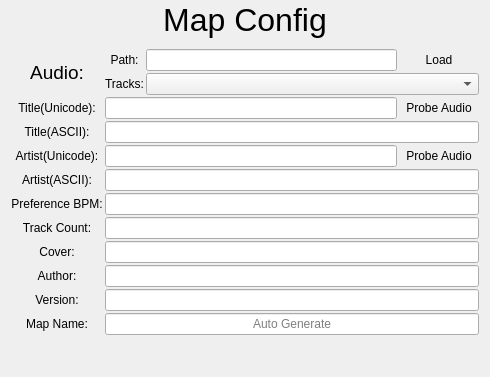
xiangCaO233/MusicMapMaker, file src/ui/config/map/mapconfig.ui: the form before one commit.
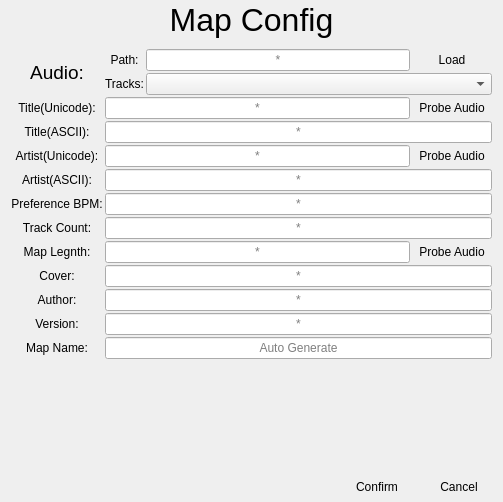
The form after the commit.

Diff of the .ui file:
```diff
--- a/src/ui/config/map/mapconfig.ui
+++ b/src/ui/config/map/mapconfig.ui
@@ -6,8 +6,8 @@
    <rect>
     <x>0</x>
     <y>0</y>
-    <width>490</width>
-    <height>377</height>
+    <width>503</width>
+    <height>502</height>
    </rect>
   </property>
   <property name="windowTitle">
@@ -151,6 +151,9 @@
                  <property name="alignment">
                   <set>Qt::AlignmentFlag::AlignCenter</set>
                  </property>
+                 <property name="placeholderText">
+                  <string>*</string>
+                 </property>
                 </widget>
                </item>
                <item>
@@ -189,6 +192,26 @@
         </layout>
        </widget>
       </item>
+      <item row="11" column="2">
+       <widget class="QLineEdit" name="version_lineedit">
+        <property name="alignment">
+         <set>Qt::AlignmentFlag::AlignCenter</set>
+        </property>
+        <property name="placeholderText">
+         <string>*</string>
+        </property>
+       </widget>
+      </item>
+      <item row="12" column="2">
+       <widget class="QLineEdit" name="mapname_lineedit">
+        <property name="alignment">
+         <set>Qt::AlignmentFlag::AlignCenter</set>
+        </property>
+        <property name="placeholderText">
+         <string>Auto Generate</string>
+        </property>
+       </widget>
+      </item>
       <item row="5" column="0">
        <widget class="QLabel" name="artist_ascii_label">
         <property name="text">
@@ -222,6 +245,9 @@
            <property name="alignment">
             <set>Qt::AlignmentFlag::AlignCenter</set>
            </property>
+           <property name="placeholderText">
+            <string>*</string>
+           </property>
           </widget>
          </item>
          <item>
@@ -242,6 +268,9 @@
         <property name="alignment">
          <set>Qt::AlignmentFlag::AlignCenter</set>
         </property>
+        <property name="placeholderText">
+         <string>*</string>
+        </property>
        </widget>
       </item>
       <item row="5" column="2">
@@ -249,6 +278,9 @@
         <property name="alignment">
          <set>Qt::AlignmentFlag::AlignCenter</set>
         </property>
+        <property name="placeholderText">
+         <string>*</string>
+        </property>
        </widget>
       </item>
       <item row="2" column="0">
@@ -261,7 +293,7 @@
         </property>
        </widget>
       </item>
-      <item row="9" column="0">
+      <item row="10" column="0">
        <widget class="QLabel" name="author_label">
         <property name="text">
          <string>Author:</string>
@@ -271,7 +303,7 @@
         </property>
        </widget>
       </item>
-      <item row="11" column="0">
+      <item row="12" column="0">
        <widget class="QLabel" name="mapname_label">
         <property name="text">
          <string>Map Name:</string>
@@ -281,11 +313,14 @@
         </property>
        </widget>
       </item>
-      <item row="9" column="2">
+      <item row="10" column="2">
        <widget class="QLineEdit" name="author_lineedit">
         <property name="alignment">
          <set>Qt::AlignmentFlag::AlignCenter</set>
         </property>
+        <property name="placeholderText">
+         <string>*</string>
+        </property>
        </widget>
       </item>
       <item row="3" column="0">
@@ -321,6 +356,9 @@
            <property name="alignment">
             <set>Qt::AlignmentFlag::AlignCenter</set>
            </property>
+           <property name="placeholderText">
+            <string>*</string>
+           </property>
           </widget>
          </item>
          <item>
@@ -336,11 +374,14 @@
         </layout>
        </widget>
       </item>
-      <item row="8" column="2">
+      <item row="9" column="2">
        <widget class="QLineEdit" name="cover_lineedit">
         <property name="alignment">
          <set>Qt::AlignmentFlag::AlignCenter</set>
         </property>
+        <property name="placeholderText">
+         <string>*</string>
+        </property>
        </widget>
       </item>
       <item row="7" column="0">
@@ -353,14 +394,27 @@
         </property>
        </widget>
       </item>
+      <item row="11" column="0">
+       <widget class="QLabel" name="version_label">
+        <property name="text">
+         <string>Version:</string>
+        </property>
+        <property name="alignment">
+         <set>Qt::AlignmentFlag::AlignCenter</set>
+        </property>
+       </widget>
+      </item>
       <item row="6" column="2">
        <widget class="QLineEdit" name="preferencebpm_lineedit">
         <property name="alignment">
          <set>Qt::AlignmentFlag::AlignCenter</set>
         </property>
+        <property name="placeholderText">
+         <string>*</string>
+        </property>
        </widget>
       </item>
-      <item row="8" column="0">
+      <item row="9" column="0">
        <widget class="QLabel" name="cover_label">
         <property name="text">
          <string>Cover:</string>
@@ -375,35 +429,62 @@
         <property name="alignment">
          <set>Qt::AlignmentFlag::AlignCenter</set>
         </property>
-       </widget>
-      </item>
-      <item row="10" column="0">
-       <widget class="QLabel" name="version_label">
-        <property name="text">
-         <string>Version:</string>
-        </property>
-        <property name="alignment">
-         <set>Qt::AlignmentFlag::AlignCenter</set>
-        </property>
-       </widget>
-      </item>
-      <item row="10" column="2">
-       <widget class="QLineEdit" name="lineEdit">
-        <property name="alignment">
-         <set>Qt::AlignmentFlag::AlignCenter</set>
-        </property>
-       </widget>
-      </item>
-      <item row="11" column="2">
-       <widget class="QLineEdit" name="lineEdit_2">
-        <property name="alignment">
-         <set>Qt::AlignmentFlag::AlignCenter</set>
-        </property>
         <property name="placeholderText">
-         <string>Auto Generate</string>
+         <string>*</string>
         </property>
        </widget>
       </item>
+      <item row="8" column="0">
+       <widget class="QLabel" name="audio_length_label">
+        <property name="text">
+         <string>Map Legnth:</string>
+        </property>
+        <property name="alignment">
+         <set>Qt::AlignmentFlag::AlignCenter</set>
+        </property>
+       </widget>
+      </item>
+      <item row="8" column="2">
+       <widget class="QWidget" name="widget_2" native="true">
+        <layout class="QHBoxLayout" name="horizontalLayout_6">
+         <property name="spacing">
+          <number>2</number>
+         </property>
+         <property name="leftMargin">
+          <number>0</number>
+         </property>
+         <property name="topMargin">
+          <number>0</number>
+         </property>
+         <property name="rightMargin">
+          <number>0</number>
+         </property>
+         <property name="bottomMargin">
+          <number>0</number>
+         </property>
+         <item>
+          <widget class="QLineEdit" name="map_length_lineedit">
+           <property name="alignment">
+            <set>Qt::AlignmentFlag::AlignCenter</set>
+           </property>
+           <property name="placeholderText">
+            <string>*</string>
+           </property>
+          </widget>
+         </item>
+         <item>
+          <widget class="QPushButton" name="probe_audio_length_button">
+           <property name="text">
+            <string>Probe Audio</string>
+           </property>
+           <property name="flat">
+            <bool>true</bool>
+           </property>
+          </widget>
+         </item>
+        </layout>
+       </widget>
+      </item>
      </layout>
     </widget>
    </item>
@@ -420,6 +501,60 @@
      </property>
     </spacer>
    </item>
+   <item>
+    <widget class="QWidget" name="widget" native="true">
+     <layout class="QHBoxLayout" name="horizontalLayout_5">
+      <property name="spacing">
+       <number>2</number>
+      </property>
+      <property name="leftMargin">
+       <number>0</number>
+      </property>
+      <property name="topMargin">
+       <number>0</number>
+      </property>
+      <property name="rightMargin">
+       <number>2</number>
+      </property>
+      <property name="bottomMargin">
+       <number>2</number>
+      </property>
+      <item>
+       <spacer name="horizontalSpacer">
+        <property name="orientation">
+         <enum>Qt::Orientation::Horizontal</enum>
+        </property>
+        <property name="sizeHint" stdset="0">
+         <size>
+          <width>330</width>
+          <height>20</height>
+         </size>
+        </property>
+       </spacer>
+      </item>
+      <item>
+       <widget class="QPushButton" name="confirm_button">
+        <property name="text">
+         <string>Confirm</string>
+        </property>
+        <property name="flat">
+         <bool>true</bool>
+        </property>
+       </widget>
+      </item>
+      <item>
+       <widget class="QPushButton" name="cancel_button">
+        <property name="text">
+         <string>Cancel</string>
+        </property>
+        <property name="flat">
+         <bool>true</bool>
+        </property>
+       </widget>
+      </item>
+     </layout>
+    </widget>
+   </item>
   </layout>
  </widget>
  <resources/>
```
Left out of the diff: 7 changed lines with no effect on the pictures.
